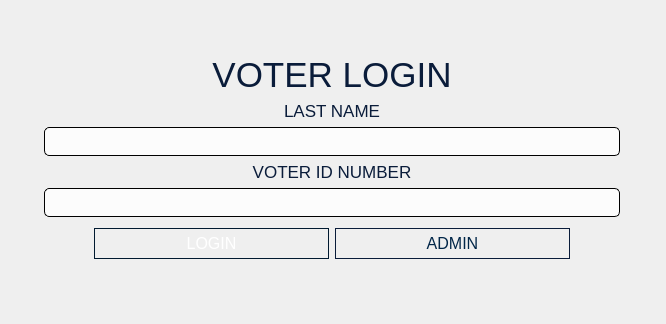
First picture: the form in VVM/loginsystem.ui, repository GuisadongManok/PolliTech-VVM, before the edit.
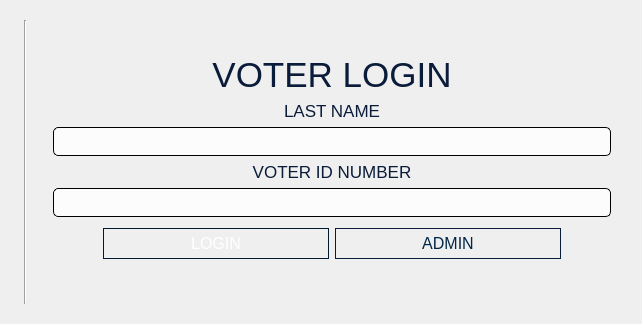
Second picture: the form after the edit. Icons and pictures are not drawn.

The edit to the form file:
```diff
--- a/VVM/loginsystem.ui
+++ b/VVM/loginsystem.ui
@@ -6,7 +6,7 @@
    <rect>
     <x>0</x>
     <y>0</y>
-    <width>666</width>
+    <width>642</width>
     <height>324</height>
    </rect>
   </property>
@@ -68,7 +68,7 @@
      </property>
     </widget>
    </item>
-   <item row="0" column="1">
+   <item row="0" column="2">
     <layout class="QGridLayout" name="gridLayout">
      <property name="sizeConstraint">
       <enum>QLayout::SizeConstraint::SetMaximumSize</enum>
@@ -76,9 +76,6 @@
      <property name="topMargin">
       <number>35</number>
      </property>
-     <property name="rightMargin">
-      <number>15</number>
-     </property>
      <property name="bottomMargin">
       <number>0</number>
      </property>
@@ -317,6 +314,13 @@
      </item>
     </layout>
    </item>
+   <item row="0" column="1">
+    <widget class="Line" name="line">
+     <property name="orientation">
+      <enum>Qt::Orientation::Vertical</enum>
+     </property>
+    </widget>
+   </item>
   </layout>
  </widget>
  <tabstops>
```
